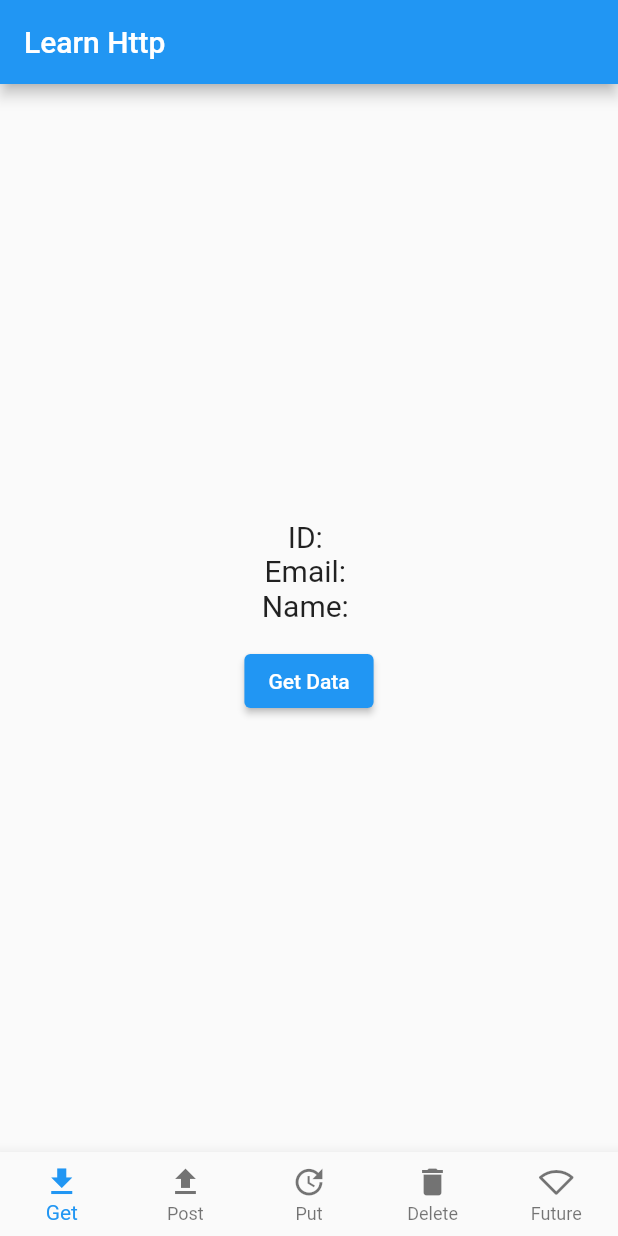
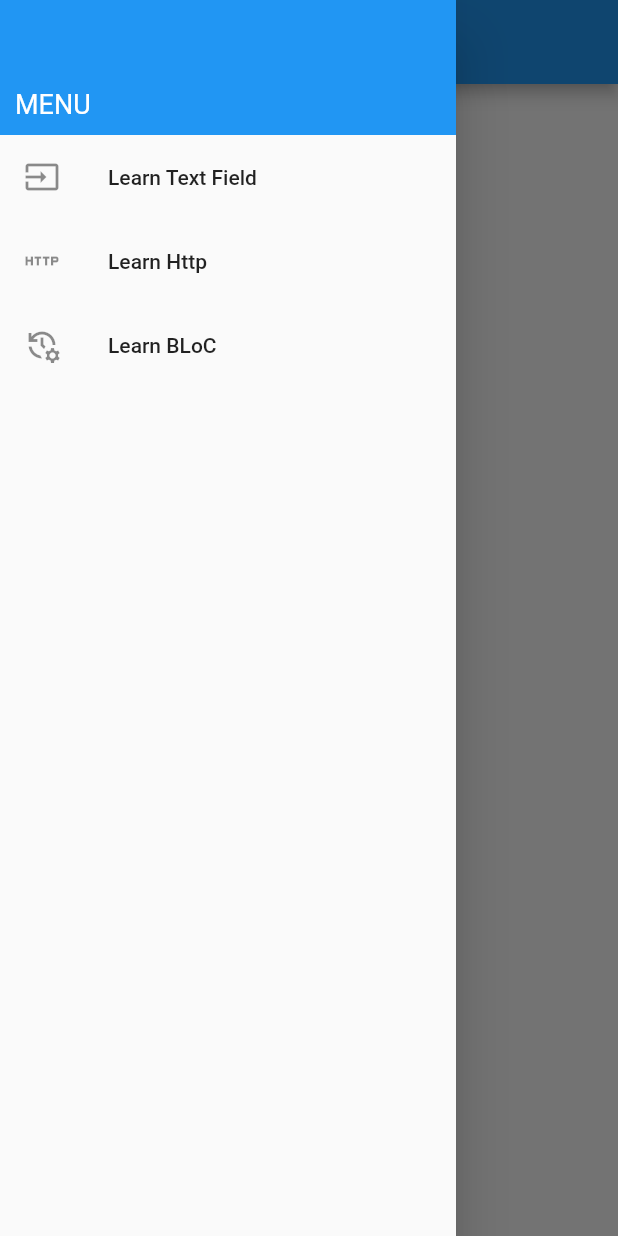
Before and after one commit to Syarif93/learning-flutter, a Flutter app: the screen it shows after launch, with the side drawer open (before the commit the screen has no drawer), on a phone screen of 412 x 824 dp. Run offline on Flutter 3.47's test engine with Material 2 defaults, Android fonts, the phone set to English and light mode, and no system bars; our stand-ins replace bloc, flutter_bloc.

Commit message:
modify folder and add learn block screen

```diff
--- a/lib/main.dart
+++ b/lib/main.dart
@@ -1,5 +1,8 @@
 import 'package:flutter/material.dart';
-import 'package:learn_flutter/widgets/screens/learn_http/learn_http.dart';
+import 'package:learn_flutter/screens/learn_bloc/learn_bloc_view.dart';
+import './screens/home.dart';
+import './screens/learn_http/learn_http.dart';
+import './screens/learn_text_field.dart';
 
 void main() {
   runApp(const MyApp());
@@ -10,8 +13,14 @@ class MyApp extends StatelessWidget {
 
   @override
   Widget build(BuildContext context) {
-    return const MaterialApp(
-      home: LearnHttp(),
+    return MaterialApp(
+      initialRoute: "/",
+      routes: {
+        "/": (context) => const HomeScreen(),
+        "/learn_text_field": (context) => const LearnTextField(),
+        "/learn_http": (context) => const LearnHttp(),
+        "/learn_bloc": (context) => LearnBLoCView(),
+      },
     );
   }
 }
--- /dev/null
+++ b/lib/screens/home.dart
@@ -0,0 +1,24 @@
+import 'package:flutter/material.dart';
+import 'package:learn_flutter/widgets/layouts/my_drawer.dart';
+
+class HomeScreen extends StatelessWidget {
+  const HomeScreen({
+    Key? key,
+  }) : super(key: key);
+
+  @override
+  Widget build(BuildContext context) {
+    return Scaffold(
+      appBar: AppBar(
+        title: const Text("Learn Flutter"),
+      ),
+      body: Center(
+        child: ElevatedButton(
+          onPressed: () {},
+          child: const Text("Products"),
+        ),
+      ),
+      drawer: const MyDrawer(),
+    );
+  }
+}
--- /dev/null
+++ b/lib/widgets/layouts/my_drawer.dart
@@ -0,0 +1,63 @@
+import 'package:flutter/material.dart';
+
+class MyDrawer extends StatelessWidget {
+  const MyDrawer({
+    Key? key,
+  }) : super(key: key);
+
+  @override
+  Widget build(BuildContext context) {
+    return Drawer(
+      child: Column(
+        crossAxisAlignment: CrossAxisAlignment.start,
+        children: <Widget>[
+          Container(
+            alignment: Alignment.bottomLeft,
+            padding: const EdgeInsets.only(
+              left: 10,
+              bottom: 10,
+            ),
+            width: double.infinity,
+            height: 90,
+            color: Colors.blue,
+            child: const Text(
+              "MENU",
+              style: TextStyle(
+                color: Colors.white,
+                fontSize: 18,
+              ),
+            ),
+          ),
+          Expanded(
+            child: ListView(
+              padding: EdgeInsets.zero,
+              children: [
+                ListTile(
+                  onTap: () {
+                    Navigator.pushNamed(context, "/learn_text_field");
+                  },
+                  leading: const Icon(Icons.input),
+                  title: const Text("Learn Text Field"),
+                ),
+                ListTile(
+                  onTap: () {
+                    Navigator.pushNamed(context, "/learn_http");
+                  },
+                  leading: const Icon(Icons.http),
+                  title: const Text("Learn Http"),
+                ),
+                ListTile(
+                  onTap: () {
+                    Navigator.pushNamed(context, "/learn_bloc");
+                  },
+                  leading: const Icon(Icons.manage_history),
+                  title: const Text("Learn BLoC"),
+                ),
+              ],
+            ),
+          )
+        ],
+      ),
+    );
+  }
+}
```
Also changed, not shown: lib/bloc/counter.dart (added, +25 -0 lines), lib/screens/learn_bloc/learn_bloc_view.dart (added, +50 -0 lines), lib/screens/learn_http/learn_http.dart (renamed from lib/widgets/screens/learn_http/learn_http.dart, +5 -5 lines), pubspec.yaml (+2 -6 lines), lib/screens/learn_http/future_builder.dart (renamed from lib/widgets/screens/learn_http/future_builder.dart), lib/screens/learn_http/http_delete.dart (renamed from lib/widgets/screens/learn_http/http_delete.dart), lib/screens/learn_http/http_get.dart (renamed from lib/widgets/screens/learn_http/http_get.dart), lib/screens/learn_http/http_post.dart (renamed from lib/widgets/screens/learn_http/http_post.dart), lib/screens/learn_http/htttp_put.dart (renamed from lib/widgets/screens/learn_http/htttp_put.dart), lib/screens/learn_text_field.dart (renamed from lib/widgets/screens/learn_text_field.dart), pubspec.lock.
